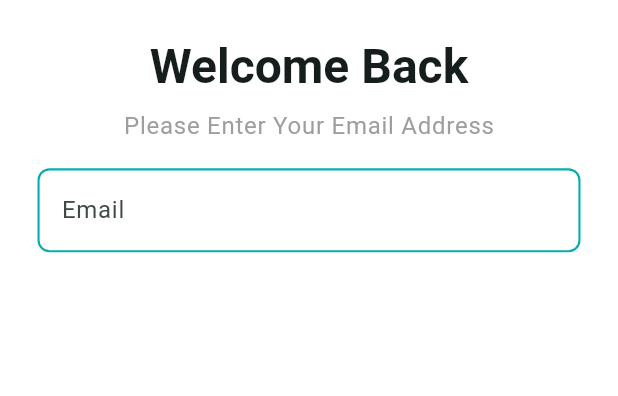
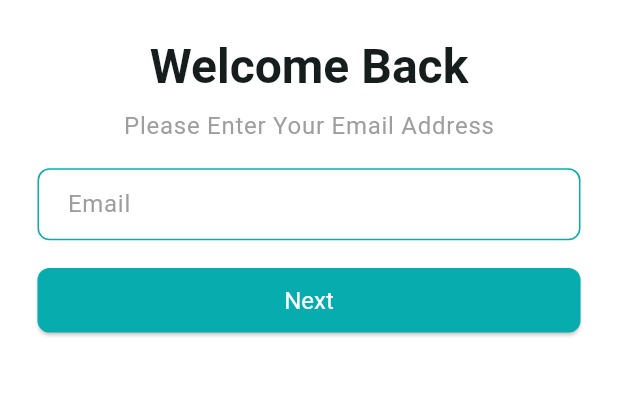
Before and after one commit to Rafi076/CraftBay, a Flutter app: the screen it shows after launch, on a phone screen of 412 x 824 dp, the part 318-714 px from its top. Run offline on Flutter 3.47's test engine with Material 3 defaults, Android fonts, the phone set to English and light mode, and no system bars; our stand-ins replace flutter_svg, get, pin_code_fields.

Commit message:
OTP Verification Screen

```diff
--- a/simple_e_commerce_app/lib/app.dart
+++ b/simple_e_commerce_app/lib/app.dart
@@ -35,7 +35,33 @@ class _CraftBayAppState extends State<CraftBayApp> {
             enabledBorder: _outlineInputBorder(),
             focusedBorder: _outlineInputBorder(),
             errorBorder: _outlineInputBorder(Colors.red),
-        )
+          contentPadding: const EdgeInsets.symmetric(horizontal: 16, vertical: 8)
+        ),
+
+
+        elevatedButtonTheme: ElevatedButtonThemeData(
+          style: ElevatedButton.styleFrom(
+              backgroundColor: AppColors.themeColor,
+              foregroundColor: Colors.white,
+              padding: EdgeInsets.symmetric(vertical: 12),
+              shape: RoundedRectangleBorder(
+                borderRadius: BorderRadius.circular(8),
+              ),
+              textStyle: const TextStyle(
+                fontSize: 16,
+              ),
+              fixedSize: const Size.fromWidth(double.maxFinite)
+          ),
+        ),
+
+        textButtonTheme: TextButtonThemeData(
+          style: TextButton.styleFrom(
+            foregroundColor: AppColors.themeColor,
+            textStyle: TextStyle(
+              fontSize: 16
+            )
+          )
+        ),
 
       ),
     );
@@ -43,7 +69,7 @@ class _CraftBayAppState extends State<CraftBayApp> {
 
   OutlineInputBorder _outlineInputBorder([Color? color]){
     return OutlineInputBorder(
-      borderSide: BorderSide(color: color ?? AppColors.themeColor, width: 1.4),
+      borderSide: BorderSide(color: color ?? AppColors.themeColor, width: 1),
       borderRadius: BorderRadius.circular(8)
     );
   }
--- a/simple_e_commerce_app/lib/presentaion/ui/screens/email_verification_screen.dart
+++ b/simple_e_commerce_app/lib/presentaion/ui/screens/email_verification_screen.dart
@@ -1,6 +1,10 @@
 import 'package:flutter/material.dart';
+import 'package:get/get.dart';
+import 'package:get/get_core/src/get_main.dart';
+import 'package:simple_e_commerce_app/presentaion/ui/utils/app_colors.dart';
 
 import '../widgets/app_logo_widget.dart';
+import 'otp_verification_screen.dart';
 
 class EmailVerificationScreen extends StatefulWidget {
   const EmailVerificationScreen({super.key});
@@ -10,10 +14,15 @@ class EmailVerificationScreen extends StatefulWidget {
 }
 
 class _EmailVerificationScreenState extends State<EmailVerificationScreen> {
+  // TextEditingController --- >> _emailTEController
+  final TextEditingController _emailTEController = TextEditingController();
+
+
   @override
   Widget build(BuildContext context) {
     return Scaffold(
-      body: Padding(
+      body: SingleChildScrollView(
+        child: Padding(
           padding: const EdgeInsets.all(25),
           child: Column(
             children: [
@@ -27,15 +36,32 @@ class _EmailVerificationScreenState extends State<EmailVerificationScreen> {
               ),),
               const SizedBox(height: 16,),
               TextFormField(
-              decoration: InputDecoration(
+                controller: _emailTEController,
+                decoration: const InputDecoration(
                   hintText: 'Email',
-
+                  hintStyle: TextStyle(color: Colors.grey)
                 ),
               ),
+              const SizedBox(height: 16,),
+              ElevatedButton(
+                // here we did the ElevatedButton functionality at app.dart
+                  onPressed: _onTapNextbutton,
+                  child: const Text('Next'))
 
             ],
           ),
         ),
+      ),
     );
   }
+// for OTP Screen
+  void _onTapNextbutton(){
+    Get.to(() => const OtpverificationScreen());
   }
+
+  @override
+  void dispose() {
+    _emailTEController.dispose();
+    super.dispose();
+  }
+}
--- a/simple_e_commerce_app/pubspec.yaml
+++ b/simple_e_commerce_app/pubspec.yaml
@@ -37,6 +37,7 @@ dependencies:
   cupertino_icons: ^1.0.8
   flutter_svg: ^2.0.17
   get: ^4.7.2
+  pin_code_fields: ^8.0.1
 
 dev_dependencies:
   flutter_test:
```
Also changed, not shown: simple_e_commerce_app/lib/presentaion/ui/screens/otp_verification_screen.dart (added, +90 -0 lines), simple_e_commerce_app/pubspec.lock. Lines whose indentation alone changed are shown as unchanged.
